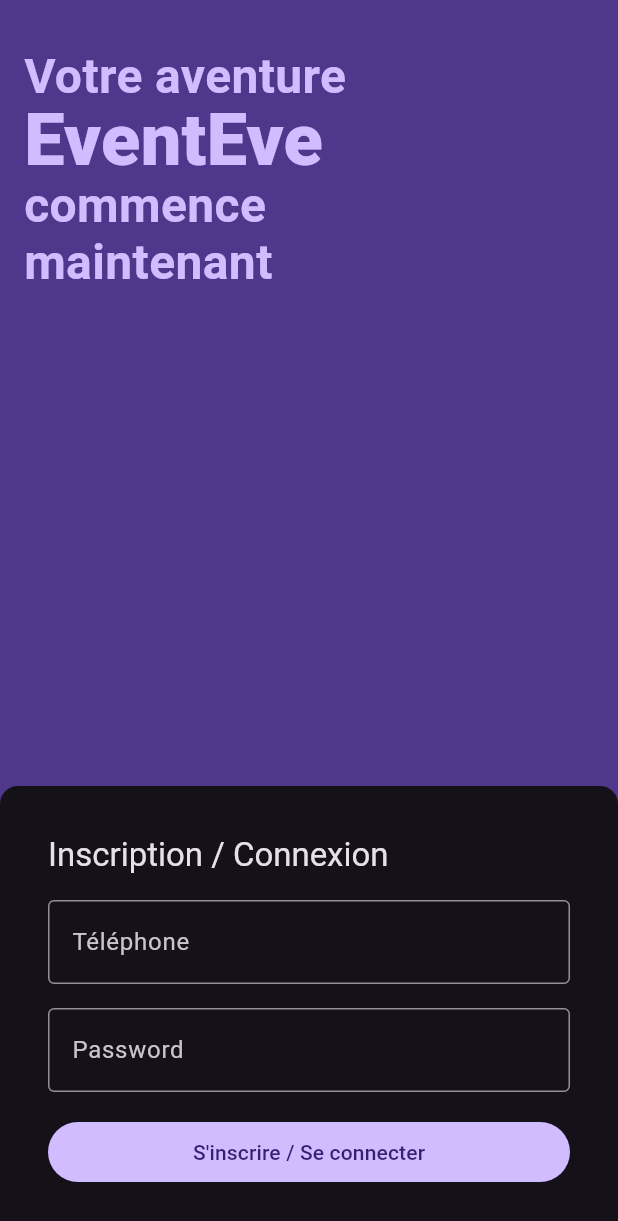
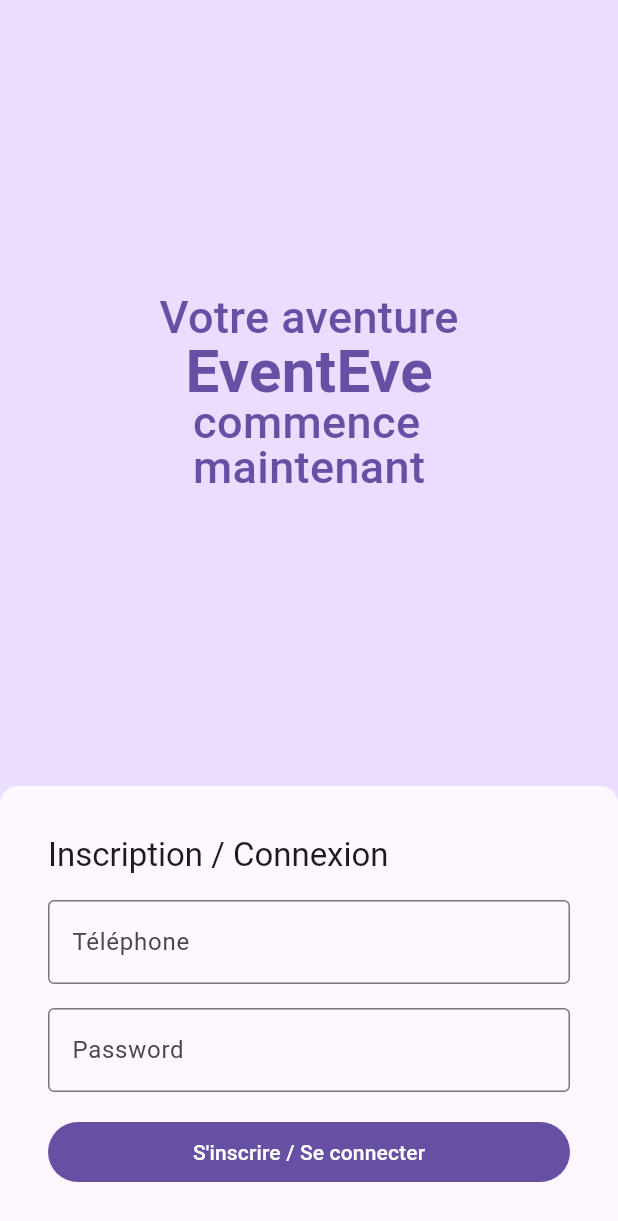
Before and after one commit to waliidhakim/challenge_flutter_go, a Flutter app: the screen it shows after launch, on a phone screen of 412 x 824 dp. Shown: the top 1221 px of the screen. Run offline on Flutter 3.47's test engine with Material 3 defaults, Android fonts, the phone set to English and light mode, and no system bars; our stand-ins replace shared_preferences; missing offline and left inert: dart:html, dart:js.

Commit message:
feat: changed loginscreen styles

```diff
--- a/flutter_mobile/lib/app.dart
+++ b/flutter_mobile/lib/app.dart
@@ -15,7 +15,7 @@ class App extends StatelessWidget {
         HomeScreen.routeName: (context) => const HomeScreen(),
       },
       theme: ThemeData(
-        brightness: Brightness.dark
+        brightness: Brightness.light
       ),
     );
   }
--- a/flutter_mobile/lib/login/login_screen.dart
+++ b/flutter_mobile/lib/login/login_screen.dart
@@ -50,7 +50,6 @@ class _LoginScreenState extends State<LoginScreen> {
   @override
   Widget build(BuildContext context) {
     return Scaffold(
-      backgroundColor: Colors.black12,
       body: Container(
         color: Theme.of(context).colorScheme.primaryContainer,
         constraints: const BoxConstraints.expand(),
@@ -61,33 +60,36 @@ class _LoginScreenState extends State<LoginScreen> {
               Expanded(
                 child: Container(
                     padding: const EdgeInsets.fromLTRB(16, 32, 16, 32),
+                    alignment: Alignment.center,
                     child: Column(
-                      crossAxisAlignment: CrossAxisAlignment.start,
+                      crossAxisAlignment: CrossAxisAlignment.center,
+                      mainAxisAlignment: MainAxisAlignment.center,
                       children: [
                         Text(
                           "Votre aventure",
                           style: TextStyle(
                               color: Theme.of(context).colorScheme.primary,
-                              fontSize: 32,
-                              fontWeight: FontWeight.w600,
-                              height: 1.2),
+                              fontSize: 30,
+                              fontWeight: FontWeight.w500,
+                              height: 1),
                         ),
                         Text(
                           "EventEve",
                           textAlign: TextAlign.left,
                           style: TextStyle(
                               color: Theme.of(context).colorScheme.primary,
-                              fontSize: 48,
-                              fontWeight: FontWeight.w800,
+                              fontSize: 40,
+                              fontWeight: FontWeight.w700,
                               height: 1),
                         ),
                         Text(
                           "commence\nmaintenant",
                           style: TextStyle(
                               color: Theme.of(context).colorScheme.primary,
-                              fontSize: 32,
-                              fontWeight: FontWeight.w600,
-                              height: 1.2),
+                              fontSize: 30,
+                              fontWeight: FontWeight.w500,
+                              height: 1,
+                          ),
                         ),
                       ],
                     )),
```
